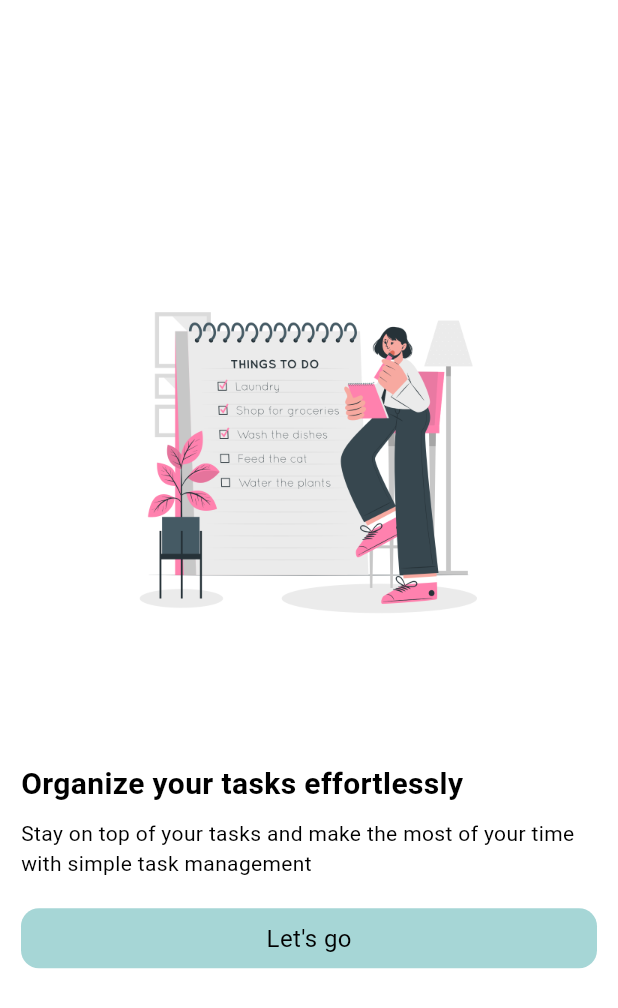
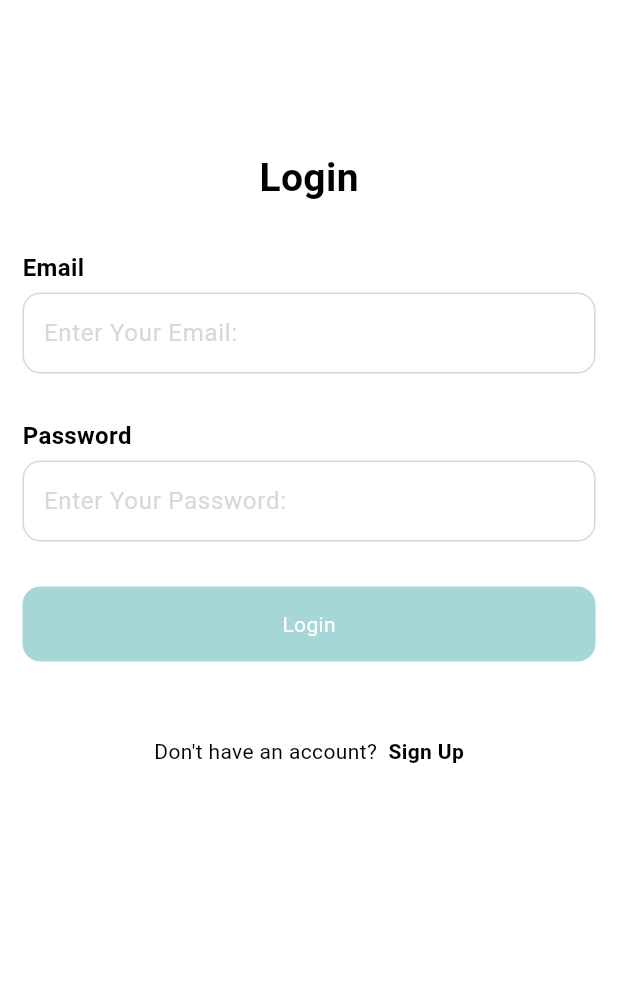
Before and after one commit to hanahatem1/todoApp, a Flutter app: the screen it shows after launch, on a phone screen of 412 x 824 dp. Shown: the top 1008 px of the screen. Run offline on Flutter 3.47's test engine with Material 3 defaults, Android fonts, the phone set to English and light mode, and no system bars; our stand-ins replace hive, hive_flutter, table_calendar; accounts and stored records are empty.

Commit message:
add login and signup ui

```diff
--- /dev/null
+++ b/lib/features/auth/login/views/login_view.dart
@@ -0,0 +1,91 @@
+import 'package:flutter/material.dart';
+import 'package:to_do_app/features/auth/login/widgets/custom_button.dart';
+import 'package:to_do_app/features/auth/login/widgets/custom_text_field.dart';
+import 'package:to_do_app/features/auth/signup/views/signup_page.dart';
+import 'package:to_do_app/features/home/presentation/views/home_page.dart';
+
+class LoginPage extends StatefulWidget {
+  const LoginPage({super.key});
+
+  @override
+  State<LoginPage> createState() => _LoginPageState();
+}
+
+class _LoginPageState extends State<LoginPage> {
+  final GlobalKey<FormState> formKey = GlobalKey();
+  String? email;
+  String? pass;
+
+  @override
+  Widget build(BuildContext context) {
+    return Scaffold(
+      body: SingleChildScrollView(
+        child: Center(
+          child: Padding(
+            padding: const EdgeInsets.symmetric(vertical: 100, horizontal: 15),
+            child: Form(
+              key: formKey,
+              child: Column(
+                mainAxisAlignment: MainAxisAlignment.center,
+                children: [
+                  const Text(
+                    'Login',
+                    style: TextStyle(fontSize: 26, fontWeight: FontWeight.bold),
+                  ),
+                  const SizedBox(height: 30),
+                  customTextField(
+                    onChanged: (data) {
+                      email = data;
+                    },
+                    hintText: 'Enter Your Email:',
+                    labelText: 'Email',
+                  ),
+                  const SizedBox(height: 30),
+                  customTextField(
+                    obscureText: true,
+                    onChanged: (data) {
+                      pass = data;
+                    },
+                    hintText: 'Enter Your Password:',
+                    labelText: 'Password',
+                  ),
+                  const SizedBox(height: 30),
+                  customButton(
+                    onTap: () {
+                      if (formKey.currentState!.validate()) {
+                        Navigator.of(context).pushReplacement(
+                          MaterialPageRoute(
+                              builder: (context) => const HomePage()),
+                        );
+                      }
+                    },
+                    text: 'Login',
+                  ),
+                  const SizedBox(height: 50),
+                  Row(
+                    mainAxisAlignment: MainAxisAlignment.center,
+                    children: [
+                      const Text("Don't have an account?"),
+                      GestureDetector(
+                        onTap: () {
+                          Navigator.of(context).push(
+                            MaterialPageRoute(
+                                builder: (context) => const RegisterPage()),
+                          );
+                        },
+                        child: const Text(
+                          '  Sign Up',
+                          style: TextStyle(fontWeight: FontWeight.bold),
+                        ),
+                      )
+                    ],
+                  )
+                ],
+              ),
+            ),
+          ),
+        ),
+      ),
+    );
+  }
+}
--- /dev/null
+++ b/lib/features/auth/login/widgets/custom_button.dart
@@ -0,0 +1,24 @@
+import 'package:flutter/material.dart';
+import 'package:to_do_app/constant/colors.dart';
+
+class customButton extends StatelessWidget {
+ customButton({super.key,required this.text,this.onTap});
+
+String text;
+VoidCallback? onTap;
+  @override
+   Widget build(BuildContext context) {
+    return GestureDetector(
+      onTap: onTap,
+      child: Container(
+                decoration: BoxDecoration(
+                   color: AppColors.blueColor,
+                   borderRadius: BorderRadius.circular(12)
+                ),
+               height: 50,
+               width: double.infinity,
+                child: Center(child: Text(text,style:const TextStyle(color: Colors.white),)),
+              ),
+    );
+   }
+}
--- /dev/null
+++ b/lib/features/auth/login/widgets/custom_text_field.dart
@@ -0,0 +1,51 @@
+import 'package:flutter/material.dart';
+import 'package:to_do_app/constant/colors.dart';
+
+class customTextField extends StatelessWidget {
+   customTextField({super.key,required this.hintText,this.onChanged,this.obscureText=false,required this.labelText});
+
+ Function(String)? onChanged;
+ String hintText;
+ String labelText;
+ bool obscureText;
+  @override
+   Widget build(BuildContext context) {
+    return Column(
+      crossAxisAlignment: CrossAxisAlignment.start,
+      children: [
+        Text(labelText,style:const TextStyle(fontSize: 16,fontWeight: FontWeight.bold),),
+        const SizedBox(height: 5,),
+        TextFormField(
+          obscureText: obscureText,
+          validator: (data){
+            if(data!.isEmpty){
+              return 'this field is required';
+            }
+          },
+          onChanged: onChanged,
+          cursorColor: AppColors.greyColor,
+                  decoration: InputDecoration(
+                    contentPadding: const EdgeInsets.symmetric(vertical: 15, horizontal: 10),
+                    hintText: hintText,
+                    hintStyle:const TextStyle(color: AppColors.greyColor),
+                    fillColor:AppColors.whiteColor,
+                    filled: true,
+                    focusedBorder: OutlineInputBorder(
+                      borderSide:const BorderSide(color:AppColors.greyColor),
+                      borderRadius: BorderRadius.circular(12)
+                    ),
+                    enabledBorder: OutlineInputBorder(
+                       borderSide:const BorderSide(color:AppColors.greyColor),
+                        borderRadius: BorderRadius.circular(12)
+                    ),
+                    border: OutlineInputBorder(
+                       borderSide:const BorderSide(color:AppColors.greyColor),
+                        borderRadius: BorderRadius.circular(12)
+                    ),
+                  ),
+                ),
+      ],
+    );
+
+   }
+}
--- a/lib/main.dart
+++ b/lib/main.dart
@@ -1,6 +1,7 @@
 import 'package:flutter/material.dart';
 import 'package:hive_flutter/adapters.dart';
 import 'package:to_do_app/constant/themes.dart';
+import 'package:to_do_app/features/auth/login/views/login_view.dart';
 import 'package:to_do_app/features/home/data/models/task_model.dart';
 import 'package:to_do_app/features/splash/splash.dart';
 
@@ -25,7 +26,7 @@ class MyApp extends StatelessWidget {
       builder: (context, ThemeMode currentMode, _) {
         return MaterialApp(
           debugShowCheckedModeBanner: false,
-          home: const SplashPage(),
+          home: LoginPage(),
           theme: lightMood,
           darkTheme: darkMood,
           themeMode: currentMode,
```
Also changed, not shown: lib/features/auth/signup/views/signup_page.dart (added, +95 -0 lines).
